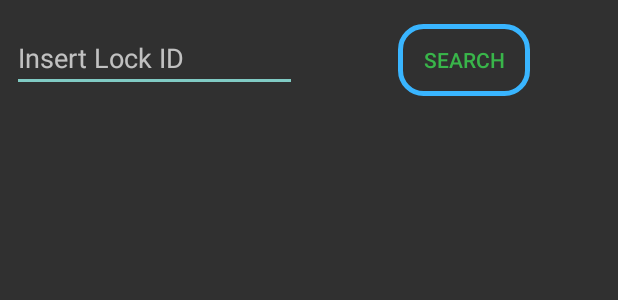
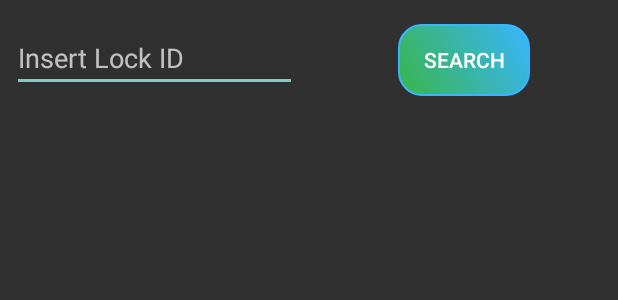
Before and after one commit to dudu4646/LockedApp, an Android app: the layout activity_add_lock.xml on its own in the app's theme, with its tools: preview values and no code run, on a phone screen of 412 x 824 dp. Shown: the top 300 px of the screen. Run offline under Robolectric (Android 15) with nearby library versions, the phone set to English and light mode, and no system bars.

Commit message:
design fixes

```diff
--- a/app/src/main/java/packet/com/lockedappproject/Adapters/HouseCard.java
+++ b/app/src/main/java/packet/com/lockedappproject/Adapters/HouseCard.java
@@ -166,7 +166,7 @@ public class HouseCard extends RecyclerView.Adapter<HouseCard.CardHouseHolder> i
 
         @Override
         public void updateLocksNum(int size) {
-            locksNum.setText("("+size+" locks");
+            locksNum.setText("("+size+" locks)");
         }
     }
 }
--- a/app/src/main/res/layout/activity_add_lock.xml
+++ b/app/src/main/res/layout/activity_add_lock.xml
@@ -34,11 +34,11 @@
         android:layout_marginStart="16dp"
         android:layout_marginTop="16dp"
         android:layout_marginEnd="16dp"
-        android:background="@drawable/secondery_button"
+        android:background="@drawable/main_button"
         android:enabled="false"
         android:saveEnabled="false"
         android:text="Search"
-        android:textColor="#39b54a"
+        android:textColor="#ffffff"
         app:layout_constraintEnd_toEndOf="parent"
         app:layout_constraintStart_toStartOf="@+id/guideline11"
         app:layout_constraintTop_toTopOf="parent" />
--- a/app/src/main/res/layout/activity_home_page.xml
+++ b/app/src/main/res/layout/activity_home_page.xml
@@ -114,6 +114,7 @@
         android:layout_marginEnd="8dp"
         android:layout_marginBottom="8dp"
         android:orientation="vertical"
+        android:scrollbars="vertical"
         app:layout_constraintBottom_toTopOf="@+id/blueCard"
         app:layout_constraintEnd_toEndOf="parent"
         app:layout_constraintHorizontal_bias="1.0"
--- a/app/src/main/res/layout/activity_house_screen.xml
+++ b/app/src/main/res/layout/activity_house_screen.xml
@@ -201,6 +201,7 @@
         android:layout_marginTop="16dp"
         android:layout_marginEnd="8dp"
         android:layout_marginBottom="8dp"
+        android:scrollbars="vertical"
         app:layout_constraintBottom_toTopOf="@+id/guideline9"
         app:layout_constraintEnd_toEndOf="parent"
         app:layout_constraintStart_toStartOf="parent"
--- a/app/src/main/res/layout/activity_requests.xml
+++ b/app/src/main/res/layout/activity_requests.xml
@@ -14,6 +14,7 @@
         android:layout_marginTop="8dp"
         android:layout_marginEnd="8dp"
         android:layout_marginBottom="8dp"
+        android:scrollbars="vertical"
         app:layout_constraintBottom_toBottomOf="parent"
         app:layout_constraintEnd_toEndOf="parent"
         app:layout_constraintHorizontal_bias="0.0"
--- a/app/src/main/res/layout/layout_house_card.xml
+++ b/app/src/main/res/layout/layout_house_card.xml
@@ -62,6 +62,7 @@
                 android:id="@+id/locksNum"
                 android:layout_width="wrap_content"
                 android:layout_height="wrap_content"
+                android:layout_marginEnd="8dp"
                 app:layout_constraintBottom_toBottomOf="@+id/cardAddress"
                 app:layout_constraintEnd_toEndOf="parent"
                 app:layout_constraintHorizontal_bias="0.0"
@@ -88,7 +89,7 @@
                 android:layout_height="wrap_content"
                 android:layout_marginTop="8dp"
                 android:background="#D4D5D5"
-                android:visibility="visible"
+                android:visibility="gone"
                 app:layout_constraintStart_toStartOf="parent"
                 app:layout_constraintTop_toBottomOf="@+id/cardAddress">
 
@@ -120,6 +121,7 @@
                     android:layout_width="0dp"
                     android:layout_height="match_parent"
                     android:layout_marginEnd="8dp"
+                    android:scrollbars="horizontal"
                     app:layout_constraintEnd_toStartOf="@+id/addTxt"
                     app:layout_constraintHorizontal_bias="0.0"
                     app:layout_constraintStart_toStartOf="parent"
```
